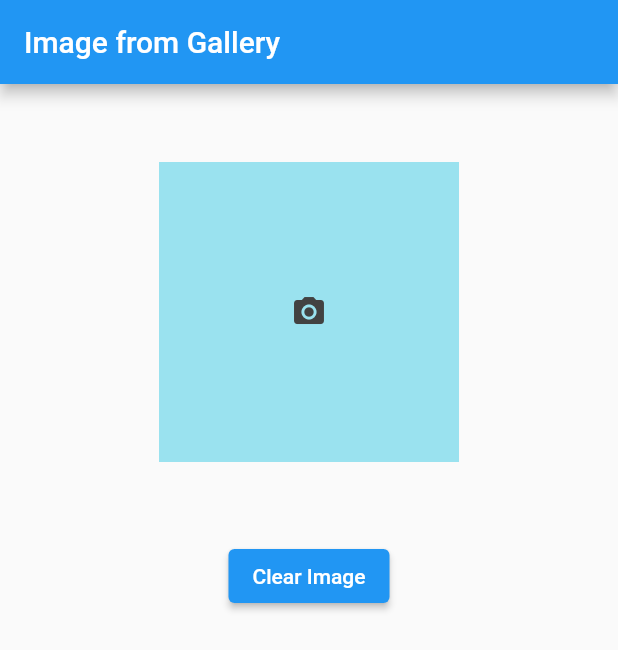
After one commit to botkii/petidcamera, a Flutter app: the ImageFromGalleryEx screen opened directly, after a tap on the "camera alt" icon, on a phone screen of 412 x 824 dp. The commit adds this screen. Shown: the top 650 px of the screen. Run offline on Flutter 3.47's test engine with Material 2 defaults, Android fonts, the phone set to English and light mode, and no system bars; our stand-ins replace camera, image_picker; statements that could not run were skipped.

Commit message:
camera kinda

```diff
--- a/lib/screens/homepage.dart
+++ b/lib/screens/homepage.dart
@@ -15,7 +15,7 @@ class _HomePageState extends State<HomePage> {
         title: const Text('Home Page'),
       ),
       body: const Center(
-        child: Text('Home Page'),
+        child: Text('Welcome to the Pet Identification App!'),
       ),
     );
   }
--- /dev/null
+++ b/lib/screens/imagefromgallery.dart
@@ -0,0 +1,139 @@
+import 'dart:io';
+
+import 'package:flutter/material.dart';
+import 'package:http/http.dart' as http;
+import 'package:image_picker/image_picker.dart';
+
+class ImageFromGalleryEx extends StatefulWidget {
+  final type;
+  ImageFromGalleryEx(this.type);
+
+  @override
+  ImageFromGalleryExState createState() => ImageFromGalleryExState(this.type);
+}
+
+class ImageFromGalleryExState extends State<ImageFromGalleryEx> {
+  var _image;
+  var imagePicker;
+  var type;
+
+  ImageFromGalleryExState(this.type);
+
+  String results = '';
+
+  @override
+  void initState() {
+    super.initState();
+    imagePicker = ImagePicker();
+  }
+
+  Future<void> getImage() async {
+    final pickedFile = await imagePicker.pickImage(source: ImageSource.gallery);
+
+    setState(() {
+      if (pickedFile != null) {
+        _image = File(pickedFile.path);
+      } else {
+        print('No image selected.');
+      }
+    });
+
+    var request = http.MultipartRequest(
+        'POST',
+        Uri.parse(
+            'https://b1fb-2600-4041-50e2-ac00-58ed-f9f3-9815-d91a.ngrok.io/predict'));
+    request.files.add(
+        await http.MultipartFile.fromPath('file', pickedFile.path.toString()));
+
+    http.StreamedResponse response = await request.send();
+
+    if (response.statusCode == 200) {
+      results = await response.stream.bytesToString();
+      print(results);
+    } else {
+      print(response.reasonPhrase);
+    }
+
+    showResults();
+  }
+
+  void clearImage() {
+    setState(() {
+      _image = null;
+    });
+  }
+
+  Future<void> showResults() async {
+    return showDialog<void>(
+        context: context,
+        barrierDismissible: false,
+        builder: (BuildContext context) {
+          return AlertDialog(
+            title: const Text("Breed Percentage"),
+            content: SingleChildScrollView(
+                child: ListBody(children: <Widget>[
+              Text(results),
+            ])),
+            actions: <Widget>[
+              TextButton(
+                child: const Text('Ok'),
+                onPressed: () {
+                  Navigator.of(context).pop();
+                },
+              ),
+            ],
+          );
+        });
+  }
+
+  @override
+  Widget build(BuildContext context) {
+    return Scaffold(
+      appBar: AppBar(title: const Text("Image from Gallery")),
+      body: Column(
+        children: <Widget>[
+          const SizedBox(
+            height: 52,
+          ),
+          Center(
+            child: GestureDetector(
+              onTap: () async {
+                await getImage();
+              },
+              child: Container(
+                width: 200,
+                height: 200,
+                decoration: const BoxDecoration(
+                    color: Color.fromARGB(255, 154, 226, 239)),
+                child: _image != null
+                    ? Image.file(
+                        _image,
+                        width: 200.0,
+                        height: 200.0,
+                        fit: BoxFit.fitHeight,
+                      )
+                    : Container(
+                        decoration: const BoxDecoration(
+                            color: Color.fromARGB(255, 154, 226, 239)),
+                        width: 200,
+                        height: 200,
+                        child: Icon(
+                          Icons.camera_alt,
+                          color: Colors.grey[800],
+                        ),
+                      ),
+              ),
+            ),
+          ),
+          const SizedBox(
+            height: 52,
+          ),
+          ElevatedButton(
+            onPressed: clearImage,
+            child: const Text('Clear Image'),
+          ),
+        ],
+      ),
+    );
+  }
+}
--- a/pubspec.yaml
+++ b/pubspec.yaml
@@ -37,6 +37,10 @@ dependencies:
   cupertino_icons: ^1.0.2
   camera: ^0.10.3+2
   image_picker: ^0.8.7+1
+  path_provider: ^2.0.14
+  tflite_flutter: ^0.9.1
+  firebase_ml_model_downloader: ^0.2.1
+  flutter_easyloading: ^3.0.5
 
 dev_dependencies:
   flutter_test:
```
Also changed, not shown: lib/screens/camerascreen.dart (deleted, +0 -99 lines), lib/screens/imagepicker.dart (+40 -12 lines), lib/screens/takepicture.dart (added, +149 -0 lines), pubspec.lock, 4 other files.
